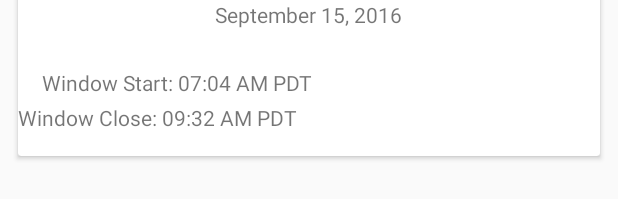
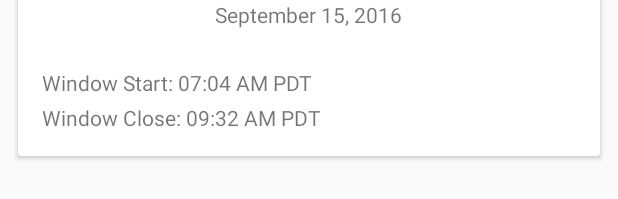
Before and after one commit to aaronoe/space_launch_manifest, an Android app: the layout detailpage_detailtab.xml on its own in the app's theme, with its tools: preview values and no code run, on a phone screen of 412 x 824 dp. Shown: the part 604-803 px from the top of the screen. Run offline under Robolectric (Android 15) with nearby library versions, the phone set to English and light mode, and no system bars.

Commit message:
Fixed string concatenation bug

```diff
--- a/app/src/main/java/com/example/android/spacelaunchmanifest/DetailpageDetailFragment.java
+++ b/app/src/main/java/com/example/android/spacelaunchmanifest/DetailpageDetailFragment.java
@@ -151,8 +151,8 @@ public class DetailpageDetailFragment extends Fragment {
        TextView detailLaunchWindowOpen = (TextView) rootView.findViewById(R.id.detail_window_open);
        TextView detailLaunchWindowClose = (TextView) rootView.findViewById(R.id.detail_window_close);
 
-       detailLaunchWindowOpen.setText(R.string.windowStart + formatWindowTime(launchWindowStart));
-       detailLaunchWindowClose.setText(R.string.windowClose + formatWindowTime(launchWindowClose));
+       detailLaunchWindowOpen.setText("Window Start: " + formatWindowTime(launchWindowStart));
+       detailLaunchWindowClose.setText("Window Close: " + formatWindowTime(launchWindowClose));
 
        // ----------------------------------------------------------
        // Watch Live Button
--- a/app/src/main/res/layout/detailpage_detailtab.xml
+++ b/app/src/main/res/layout/detailpage_detailtab.xml
@@ -128,7 +128,7 @@
                 android:id="@+id/detail_window_close"
                 android:layout_marginTop="4dp"
                 android:layout_marginLeft="16dp"
-                android:layout_marginEnd="16dp"
+                android:layout_marginStart="16dp"
                 android:layout_marginBottom="16dp"
                 tools:text="Window Close: 09:32 AM PDT"/>
 
```
